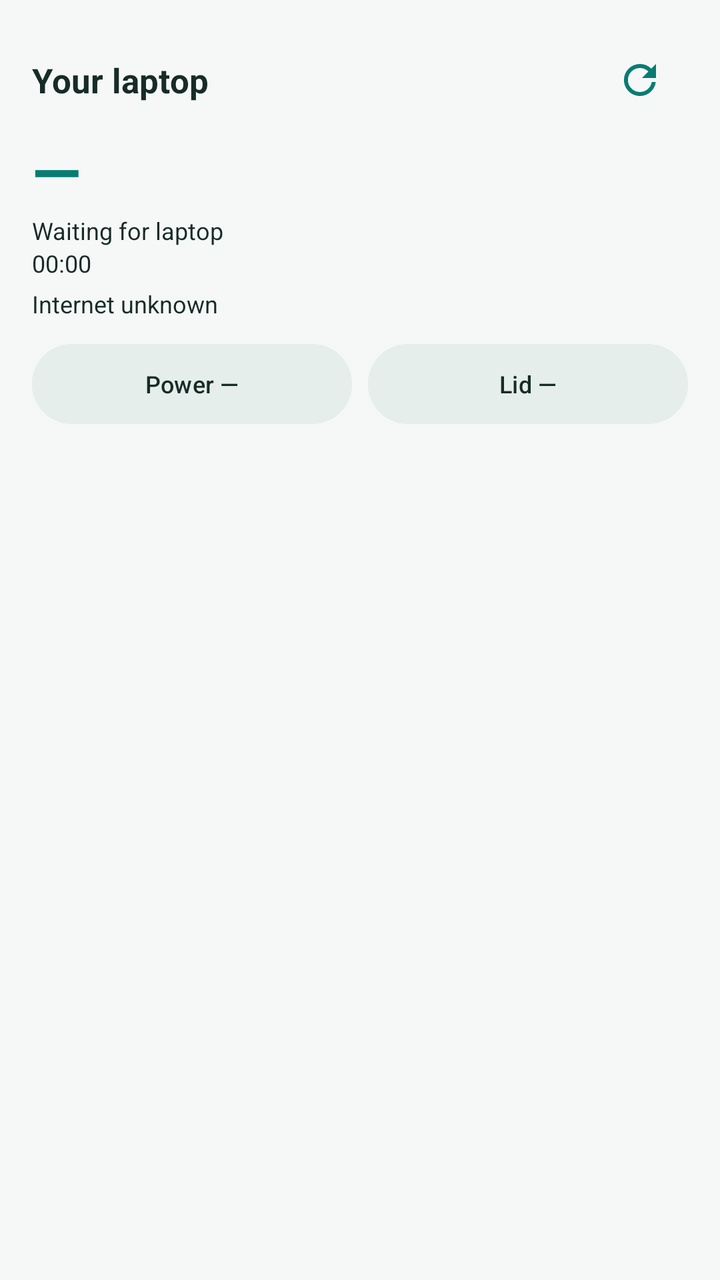
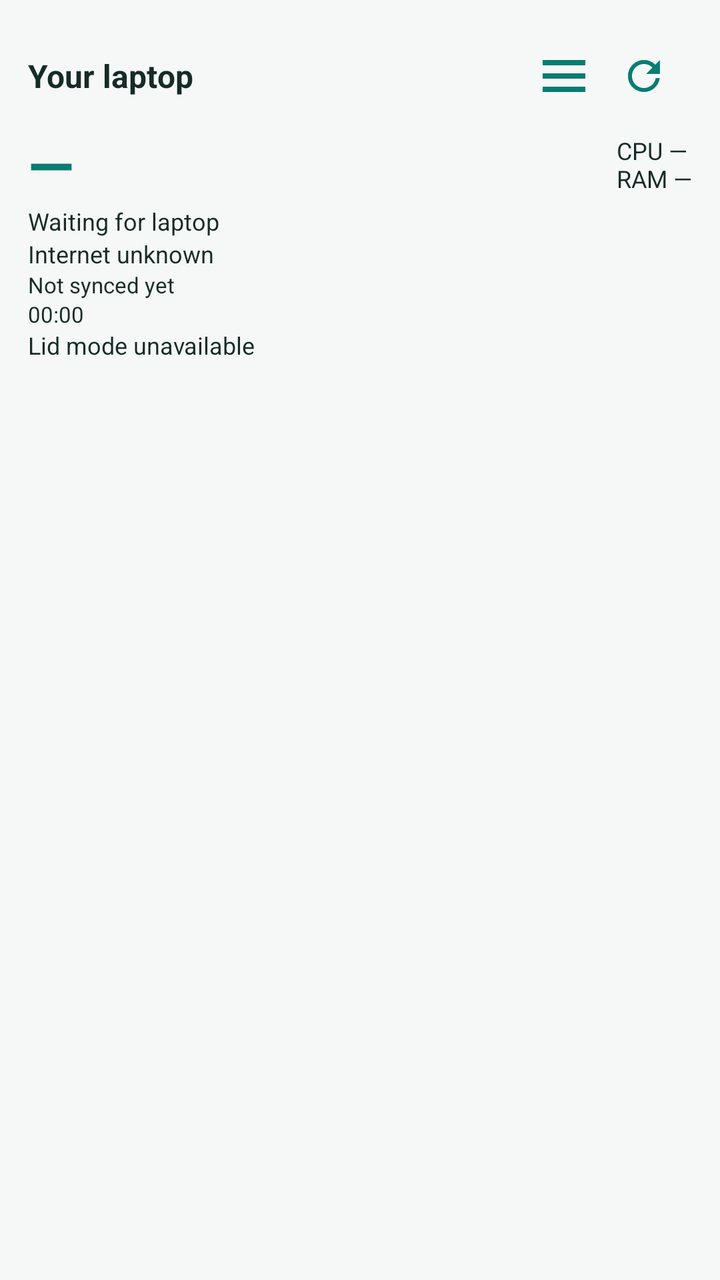

The first picture is an Android layout as it rendered before a commit; the second is the same layout after the commit. The layout source and the unified diff follow.
<!-- AndroidManifest.xml: application theme KdeConnectTheme.NoActionBar -->
<!-- res/layout/pingora_laptop_widget.xml -->
<?xml version="1.0" encoding="utf-8"?>
<LinearLayout xmlns:android="http://schemas.android.com/apk/res/android" android:layout_width="match_parent" android:layout_height="match_parent" android:orientation="vertical" android:padding="16dp" android:background="@drawable/pingora_widget_surface">
    <LinearLayout android:layout_width="match_parent" android:layout_height="wrap_content" android:gravity="center_vertical">
        <TextView android:id="@+id/laptop_widget_name" android:layout_width="0dp" android:layout_weight="1" android:layout_height="wrap_content" android:text="Your laptop" android:textColor="@color/pingora_widget_text" android:textSize="17sp" android:textStyle="bold" android:maxLines="1" android:ellipsize="end" />
        <ImageButton android:id="@+id/laptop_widget_refresh" android:layout_width="48dp" android:layout_height="48dp" android:src="@drawable/ic_refresh_24dp" android:contentDescription="Refresh laptop status" android:background="@android:color/transparent" android:tint="@color/pingora_primary" />
    </LinearLayout>
    <TextView android:id="@+id/laptop_widget_battery" android:layout_width="match_parent" android:layout_height="wrap_content" android:text="—" android:textSize="32sp" android:textStyle="bold" android:textColor="@color/pingora_primary" />
    <TextView android:id="@+id/laptop_widget_connection" android:layout_width="match_parent" android:layout_height="wrap_content" android:text="Waiting for laptop" android:textSize="12sp" android:textColor="@color/pingora_widget_text" />
    <Chronometer android:id="@+id/laptop_widget_age" android:layout_width="match_parent" android:layout_height="wrap_content" android:textColor="@color/pingora_widget_text" android:textSize="12sp" />
    <TextView android:id="@+id/laptop_widget_internet" android:layout_width="match_parent" android:layout_height="wrap_content" android:text="Internet unknown" android:textSize="12sp" android:layout_marginTop="4dp" android:textColor="@color/pingora_widget_text" />
    <LinearLayout android:layout_width="match_parent" android:layout_height="wrap_content" android:layout_marginTop="8dp">
        <Button android:id="@+id/laptop_widget_power" android:layout_width="0dp" android:layout_weight="1" android:layout_height="wrap_content" android:minHeight="48dp" android:text="Power —" android:textAllCaps="false" android:textSize="12sp" android:backgroundTint="@color/pingora_widget_control" android:textColor="@color/pingora_widget_text" />
        <Button android:id="@+id/laptop_widget_lid" android:layout_width="0dp" android:layout_weight="1" android:layout_height="wrap_content" android:layout_marginStart="8dp" android:minHeight="48dp" android:text="Lid —" android:textAllCaps="false" android:textSize="12sp" android:backgroundTint="@color/pingora_widget_control" android:textColor="@color/pingora_widget_text" />
    </LinearLayout>
</LinearLayout>
<!-- resources referenced by this layout -->
<resources>
  <color name="pingora_primary">#087C72</color>
  <color name="pingora_widget_control">#E5EEEB</color>
  <color name="pingora_widget_text">#172B27</color>
  <!-- drawable ic_refresh_24dp (drawable) -->
  <vector xmlns:android="http://schemas.android.com/apk/res/android" android:width="24dp" android:height="24dp" android:viewportWidth="24" android:viewportHeight="24"><path android:fillColor="#FFFFFFFF" android:pathData="M17.65,6.35A7.95,7.95 0,0 0,12 4a8,8 0,1 0,7.9 9h-2.02A6,6 0,1 1,12 6c1.66,0 3.14,0.69 4.22,1.78L13,11h7V4z" /></vector>
  <!-- drawable pingora_widget_surface (drawable) -->
  <shape xmlns:android="http://schemas.android.com/apk/res/android">
      <solid android:color="@color/pingora_surface" />
      <corners android:radius="24dp" />
  </shape>
  <style name="KdeConnectTheme.NoActionBar" parent="KdeConnectThemeBase.NoActionBar">
          <item name="android:statusBarColor">@android:color/transparent</item>
          <item name="android:windowLightStatusBar">?attr/isLightTheme</item>
      </style>
  <color name="pingora_surface">#F5F8F7</color>
  <style name="KdeConnectThemeBase.NoActionBar" parent="KdeConnectTheme">
          <item name="windowActionBar">false</item>
          <item name="windowNoTitle">true</item>
      </style>
  <style name="KdeConnectTheme" parent="KdeConnectThemeBase" />
  <style name="KdeConnectThemeBase" parent="Theme.Material3.DayNight.NoActionBar">
          <item name="colorPrimary">@color/pingora_primary</item>
          <item name="colorOnPrimary">@color/pingora_on_primary</item>
          <item name="colorSurface">@color/pingora_surface</item>
          <item name="colorSurfaceContainer">@color/pingora_surface</item>
          <item name="colorSurfaceContainerLow">@color/pingora_surface</item>
          <item name="colorSurfaceContainerHigh">@color/pingora_widget_control</item>
          <item name="colorSecondary">@color/pingora_primary</item>
          <item name="colorOnSecondary">@color/pingora_on_primary</item>
          <item name="colorSecondaryContainer">@color/pingora_widget_control</item>
          <item name="colorOnSecondaryContainer">@color/pingora_widget_text</item>
          <item name="android:colorBackground">@color/pingora_background</item>
          <item name="android:windowBackground">@color/pingora_background</item>
          
  
          <item name="materialCardViewStyle">@style/KdeConnectCardStyle</item>
  
          
          <item name="alertDialogTheme">@style/KdeConnectDialogStyle</item>
      </style>
  <color name="pingora_on_primary">#FFFFFF</color>
  <color name="pingora_background">#F5F8F7</color>
  <style name="KdeConnectCardStyle" parent="@style/Widget.Material3.CardView.Elevated" />
  <style name="KdeConnectDialogStyle" parent="ThemeOverlay.Material3.MaterialAlertDialog">
          <item name="android:layout" tools:ignore="PrivateResource">@layout/m3_alert_dialog</item>
          <item name="dialogCornerRadius" tools:ignore="PrivateResource">@dimen/m3_alert_dialog_corner_size</item>
      </style>
</resources>

<!-- the commit's change to res/layout/pingora_laptop_widget.xml (unified diff, before → after) -->
@@ -1,15 +1,17 @@
 <?xml version="1.0" encoding="utf-8"?>
-<LinearLayout xmlns:android="http://schemas.android.com/apk/res/android" android:layout_width="match_parent" android:layout_height="match_parent" android:orientation="vertical" android:padding="16dp" android:background="@drawable/pingora_widget_surface">
-    <LinearLayout android:layout_width="match_parent" android:layout_height="wrap_content" android:gravity="center_vertical">
-        <TextView android:id="@+id/laptop_widget_name" android:layout_width="0dp" android:layout_weight="1" android:layout_height="wrap_content" android:text="Your laptop" android:textColor="@color/pingora_widget_text" android:textSize="17sp" android:textStyle="bold" android:maxLines="1" android:ellipsize="end" />
+<LinearLayout xmlns:android="http://schemas.android.com/apk/res/android" android:layout_width="match_parent" android:layout_height="match_parent" android:orientation="vertical" android:padding="14dp" android:background="@drawable/pingora_widget_surface">
+    <LinearLayout android:layout_width="match_parent" android:layout_height="48dp" android:gravity="center_vertical">
+        <TextView android:id="@+id/laptop_widget_name" android:layout_width="0dp" android:layout_weight="1" android:layout_height="wrap_content" android:text="Your laptop" android:textColor="@color/pingora_widget_text" android:textSize="16sp" android:textStyle="bold" android:maxLines="1" android:ellipsize="end" />
+        <ImageView android:id="@+id/laptop_widget_power" android:layout_width="32dp" android:layout_height="32dp" android:src="@drawable/ic_profile_balanced" android:contentDescription="Power profile unavailable" />
         <ImageButton android:id="@+id/laptop_widget_refresh" android:layout_width="48dp" android:layout_height="48dp" android:src="@drawable/ic_refresh_24dp" android:contentDescription="Refresh laptop status" android:background="@android:color/transparent" android:tint="@color/pingora_primary" />
     </LinearLayout>
-    <TextView android:id="@+id/laptop_widget_battery" android:layout_width="match_parent" android:layout_height="wrap_content" android:text="—" android:textSize="32sp" android:textStyle="bold" android:textColor="@color/pingora_primary" />
-    <TextView android:id="@+id/laptop_widget_connection" android:layout_width="match_parent" android:layout_height="wrap_content" android:text="Waiting for laptop" android:textSize="12sp" android:textColor="@color/pingora_widget_text" />
-    <Chronometer android:id="@+id/laptop_widget_age" android:layout_width="match_parent" android:layout_height="wrap_content" android:textColor="@color/pingora_widget_text" android:textSize="12sp" />
-    <TextView android:id="@+id/laptop_widget_internet" android:layout_width="match_parent" android:layout_height="wrap_content" android:text="Internet unknown" android:textSize="12sp" android:layout_marginTop="4dp" android:textColor="@color/pingora_widget_text" />
-    <LinearLayout android:layout_width="match_parent" android:layout_height="wrap_content" android:layout_marginTop="8dp">
-        <Button android:id="@+id/laptop_widget_power" android:layout_width="0dp" android:layout_weight="1" android:layout_height="wrap_content" android:minHeight="48dp" android:text="Power —" android:textAllCaps="false" android:textSize="12sp" android:backgroundTint="@color/pingora_widget_control" android:textColor="@color/pingora_widget_text" />
-        <Button android:id="@+id/laptop_widget_lid" android:layout_width="0dp" android:layout_weight="1" android:layout_height="wrap_content" android:layout_marginStart="8dp" android:minHeight="48dp" android:text="Lid —" android:textAllCaps="false" android:textSize="12sp" android:backgroundTint="@color/pingora_widget_control" android:textColor="@color/pingora_widget_text" />
+    <LinearLayout android:layout_width="match_parent" android:layout_height="wrap_content" android:gravity="center_vertical">
+        <TextView android:id="@+id/laptop_widget_battery" android:layout_width="0dp" android:layout_weight="1" android:layout_height="wrap_content" android:text="—" android:textSize="30sp" android:textStyle="bold" android:textColor="@color/pingora_primary" />
+        <TextView android:id="@+id/laptop_widget_metrics" android:layout_width="wrap_content" android:layout_height="wrap_content" android:text="CPU —\nRAM —" android:textSize="12sp" android:textColor="@color/pingora_widget_text" />
     </LinearLayout>
+    <TextView android:id="@+id/laptop_widget_connection" android:layout_width="match_parent" android:layout_height="wrap_content" android:text="Waiting for laptop" android:textSize="12sp" android:singleLine="true" android:ellipsize="end" android:textColor="@color/pingora_widget_text" />
+    <TextView android:id="@+id/laptop_widget_internet" android:layout_width="match_parent" android:layout_height="wrap_content" android:text="Internet unknown" android:textSize="12sp" android:singleLine="true" android:ellipsize="end" android:textColor="@color/pingora_widget_text" />
+    <TextView android:id="@+id/laptop_widget_age" android:layout_width="match_parent" android:layout_height="wrap_content" android:text="Not synced yet" android:textColor="@color/pingora_widget_text" android:textSize="11sp" android:singleLine="true" android:ellipsize="end" />
+    <Chronometer android:id="@+id/laptop_widget_elapsed" android:layout_width="match_parent" android:layout_height="wrap_content" android:textColor="@color/pingora_widget_text" android:textSize="11sp" android:singleLine="true" />
+    <TextView android:id="@+id/laptop_widget_lid" android:layout_width="match_parent" android:layout_height="wrap_content" android:text="Lid mode unavailable" android:textSize="12sp" android:singleLine="true" android:ellipsize="end" android:textColor="@color/pingora_widget_text" />
 </LinearLayout>
<!-- resource entries referenced after the edit -->
@@ -3,6 +3,8 @@
   <color name="pingora_primary">#087C72</color>
   <color name="pingora_widget_control">#E5EEEB</color>
   <color name="pingora_widget_text">#172B27</color>
+  <!-- drawable ic_profile_balanced (drawable) -->
+  <vector xmlns:android="http://schemas.android.com/apk/res/android" android:width="18dp" android:height="18dp" android:viewportWidth="24" android:viewportHeight="24"><path android:fillColor="@color/pingora_primary" android:pathData="M4,6h16v2H4zM4,11h16v2H4zM4,16h16v2H4z" /></vector>
   <!-- drawable ic_refresh_24dp (drawable) -->
   <vector xmlns:android="http://schemas.android.com/apk/res/android" android:width="24dp" android:height="24dp" android:viewportWidth="24" android:viewportHeight="24"><path android:fillColor="#FFFFFFFF" android:pathData="M17.65,6.35A7.95,7.95 0,0 0,12 4a8,8 0,1 0,7.9 9h-2.02A6,6 0,1 1,12 6c1.66,0 3.14,0.69 4.22,1.78L13,11h7V4z" /></vector>
   <!-- drawable pingora_widget_surface (drawable) -->
